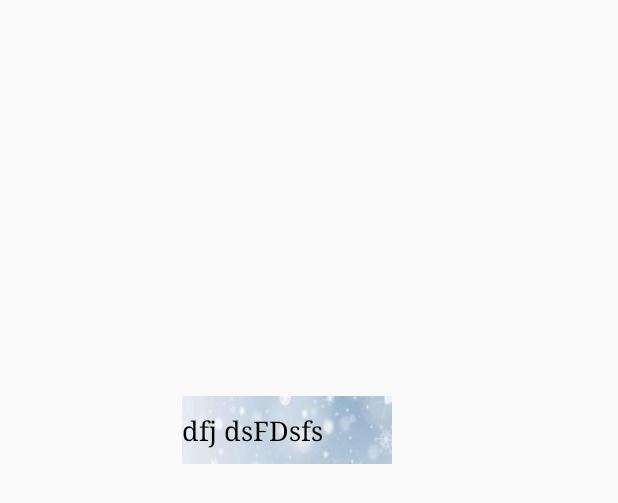
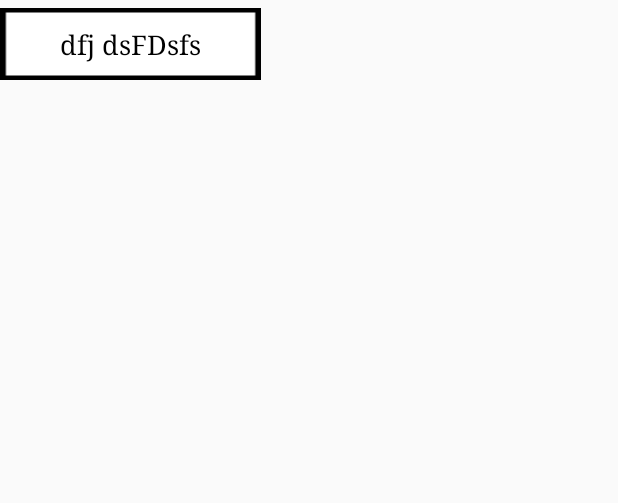
Before and after one commit to SKY-OOHH/OurPets, an Android app: the layout float_window_massage.xml on its own in the app's theme, with its tools: preview values and no code run, on a phone screen of 412 x 824 dp. Shown: the top 503 px of the screen. Run offline under Robolectric (Android 15) with nearby library versions, the phone set to English and light mode, and no system bars.

Commit message:
微信消息通知窗口可动

```diff
--- a/app/src/main/java/cn/edu/hust/maokelong/ourpets/FloatWindowSmallView.java
+++ b/app/src/main/java/cn/edu/hust/maokelong/ourpets/FloatWindowSmallView.java
@@ -46,7 +46,7 @@ public class FloatWindowSmallView extends LinearLayout {
     /**
      * 小悬浮窗的参数
      */
-    private WindowManager.LayoutParams mParams;
+    public static WindowManager.LayoutParams mParams;
     private static FloatWindowMassageView MassageWindow;
 
     /**
--- a/app/src/main/res/layout/float_window_massage.xml
+++ b/app/src/main/res/layout/float_window_massage.xml
@@ -5,8 +5,8 @@
 
     <LinearLayout
         android:id="@+id/Massage_window_layout"
-        android:layout_width="383dp"
-        android:layout_height="574dp"
+        android:layout_width="wrap_content"
+        android:layout_height="wrap_content"
         android:background="@android:color/transparent">
 
         <GridLayout
@@ -27,6 +27,10 @@
         android:background="@drawable/massage"
         android:id="@+id/Massge_View"
         android:text="dfj dsFDsfs"
+        android:paddingLeft="40dp"
+        android:paddingBottom="10dp"
+        android:paddingTop="10dp"
+        android:paddingRight="40dp"
         android:textSize="18dp"
         android:gravity="center|start"
         android:textColor="@color/abc_primary_text_disable_only_material_light"
```
Also changed, not shown: app/src/main/java/cn/edu/hust/maokelong/ourpets/FloatWindowMassageView.java (+14 -19 lines), app/src/main/java/cn/edu/hust/maokelong/ourpets/MyWindowManager.java (+9 -3 lines), app/src/main/res/drawable/massage.9.png.
